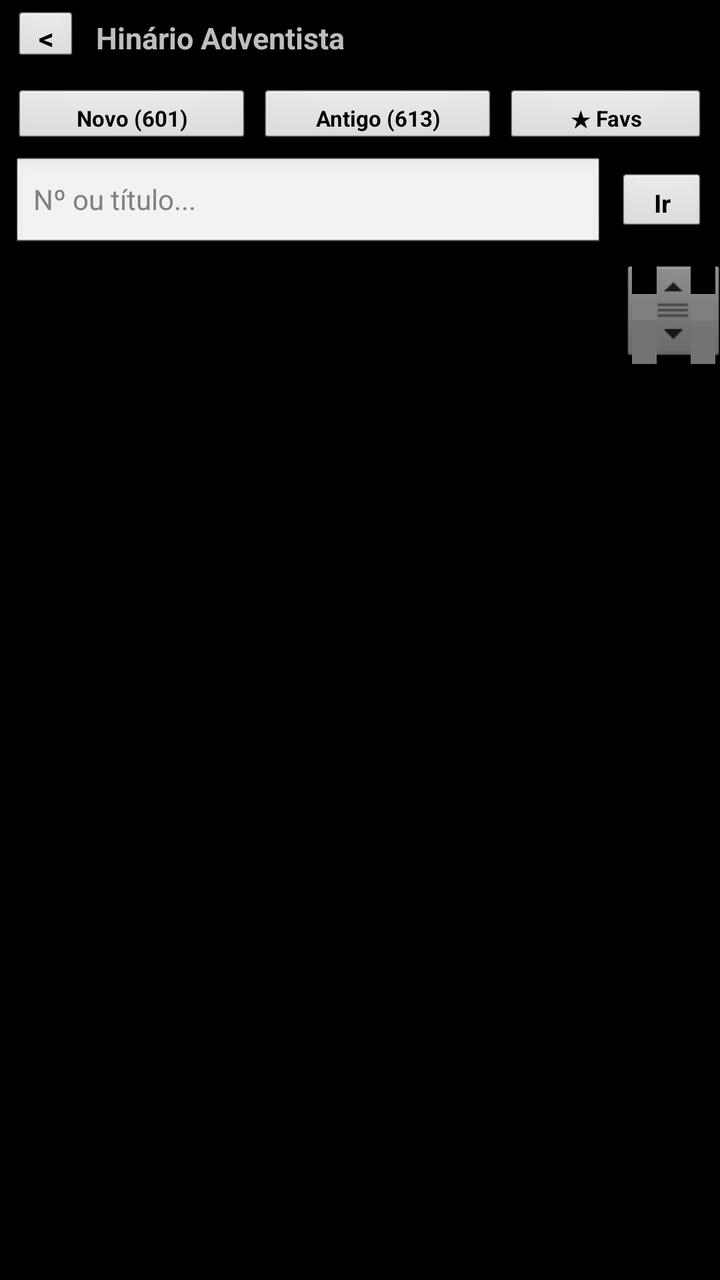
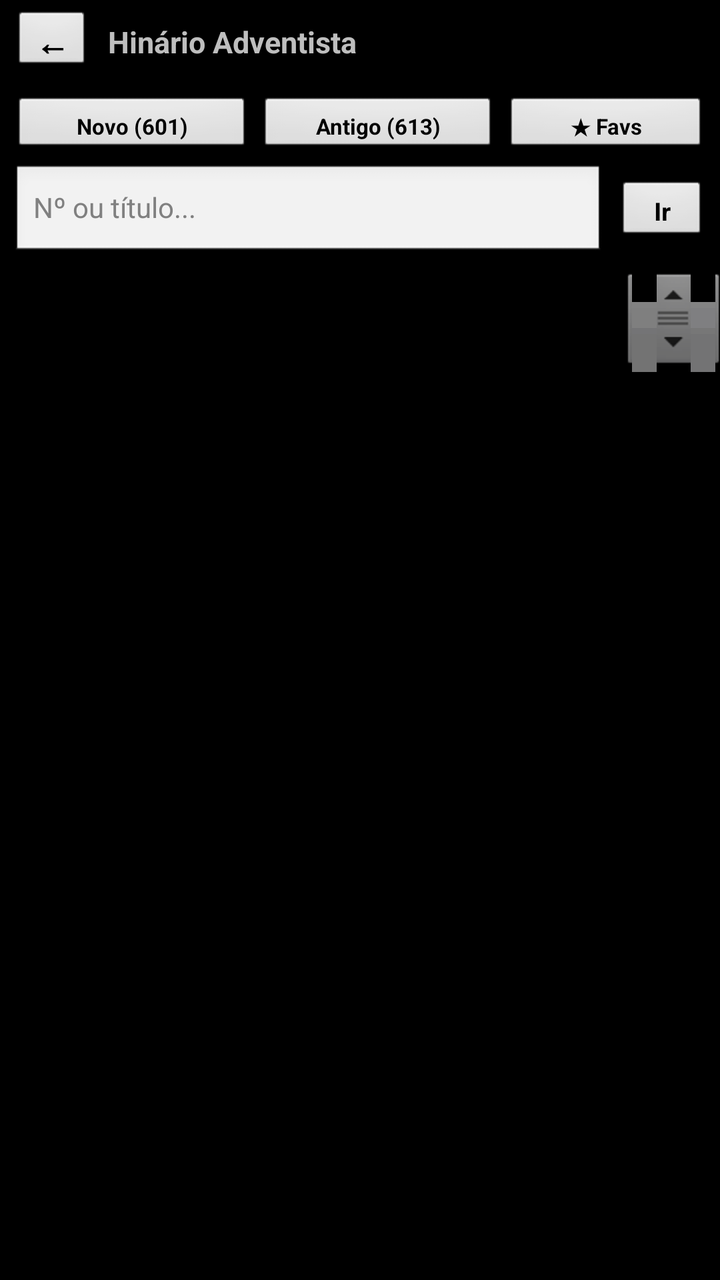

Compare the two renders of this Android layout. The source of the first and the diff that turns it into the second are given below.
<!-- AndroidManifest.xml: application theme android:Theme.Black.NoTitleBar -->
<!-- res/layout/activity_hymnal.xml -->
<?xml version="1.0" encoding="utf-8"?>
<LinearLayout xmlns:android="http://schemas.android.com/apk/res/android"
    android:id="@+id/rootHymnal"
    android:layout_width="fill_parent"
    android:layout_height="fill_parent"
    android:orientation="vertical">

    <LinearLayout
        android:id="@+id/topBar"
        android:layout_width="fill_parent"
        android:layout_height="38dp"
        android:gravity="center_vertical"
        android:orientation="horizontal"
        android:paddingLeft="6dp"
        android:paddingRight="6dp">

        <Button
            android:id="@+id/btnBack"
            android:layout_width="34dp"
            android:layout_height="28dp"
            android:padding="0dp"
            android:text="@string/btn_back"
            android:textSize="15sp"
            android:textStyle="bold" />

        <TextView
            android:id="@+id/txtTopTitle"
            android:layout_width="0dp"
            android:layout_height="wrap_content"
            android:layout_marginLeft="8dp"
            android:layout_weight="1"
            android:ellipsize="end"
            android:singleLine="true"
            android:text="@string/title_hymnal"
            android:textSize="15sp"
            android:textStyle="bold" />
    </LinearLayout>

    <View
        android:id="@+id/topDivider"
        android:layout_width="fill_parent"
        android:layout_height="1dp" />

    <LinearLayout
        android:layout_width="fill_parent"
        android:layout_height="wrap_content"
        android:orientation="horizontal"
        android:paddingLeft="6dp"
        android:paddingTop="5dp"
        android:paddingRight="6dp"
        android:paddingBottom="2dp">

        <Button
            android:id="@+id/btnTabNew"
            android:layout_width="0dp"
            android:layout_height="30dp"
            android:layout_marginRight="3dp"
            android:layout_weight="1"
            android:padding="0dp"
            android:text="@string/tab_hymn_new"
            android:textSize="11sp"
            android:textStyle="bold" />

        <Button
            android:id="@+id/btnTabOld"
            android:layout_width="0dp"
            android:layout_height="30dp"
            android:layout_marginRight="3dp"
            android:layout_weight="1"
            android:padding="0dp"
            android:text="@string/tab_hymn_old"
            android:textSize="11sp"
            android:textStyle="bold" />

        <Button
            android:id="@+id/btnTabFavs"
            android:layout_width="0dp"
            android:layout_height="30dp"
            android:layout_weight="0.85"
            android:padding="0dp"
            android:text="@string/tab_hymn_favs"
            android:textSize="11sp"
            android:textStyle="bold" />
    </LinearLayout>

    <LinearLayout
        android:layout_width="fill_parent"
        android:layout_height="wrap_content"
        android:gravity="center_vertical"
        android:orientation="horizontal"
        android:paddingLeft="6dp"
        android:paddingTop="2dp"
        android:paddingRight="6dp"
        android:paddingBottom="4dp">

        <EditText
            android:id="@+id/editHymnSearch"
            android:layout_width="0dp"
            android:layout_height="wrap_content"
            android:layout_weight="1"
            android:hint="@string/hint_hymn_search"
            android:imeOptions="actionGo"
            android:inputType="text"
            android:singleLine="true"
            android:textSize="14sp" />

        <Button
            android:id="@+id/btnGoHymn"
            android:layout_width="wrap_content"
            android:layout_height="32dp"
            android:layout_marginLeft="6dp"
            android:minWidth="46dp"
            android:paddingLeft="8dp"
            android:paddingRight="8dp"
            android:text="@string/btn_go"
            android:textSize="13sp"
            android:textStyle="bold" />
    </LinearLayout>

    <TextView
        android:id="@+id/txtEmptyHymns"
        android:layout_width="fill_parent"
        android:layout_height="wrap_content"
        android:gravity="center"
        android:padding="20dp"
        android:text="@string/no_favorites"
        android:textSize="14sp"
        android:visibility="gone" />

    <ListView
        android:id="@+id/listHymns"
        android:layout_width="fill_parent"
        android:layout_height="0dp"
        android:layout_weight="1"
        android:fastScrollEnabled="true" />

</LinearLayout>
<!-- resources referenced by this layout -->
<resources>
  <string name="btn_back">&lt;</string>
  <string name="btn_go">Ir</string>
  <string name="hint_hymn_search">Nº ou título...</string>
  <string name="no_favorites">Nenhum hino favorito ainda. Toque em ☆ ao ler um hino.</string>
  <string name="tab_hymn_favs">★ Favs</string>
  <string name="tab_hymn_new">Novo (601)</string>
  <string name="tab_hymn_old">Antigo (613)</string>
  <string name="title_hymnal">Hinário Adventista</string>
</resources>

<!-- the commit's change to res/layout/activity_hymnal.xml (unified diff, before → after) -->
@@ -8,7 +8,7 @@
     <LinearLayout
         android:id="@+id/topBar"
         android:layout_width="fill_parent"
-        android:layout_height="38dp"
+        android:layout_height="42dp"
         android:gravity="center_vertical"
         android:orientation="horizontal"
         android:paddingLeft="6dp"
@@ -16,11 +16,11 @@
 
         <Button
             android:id="@+id/btnBack"
-            android:layout_width="34dp"
-            android:layout_height="28dp"
+            android:layout_width="40dp"
+            android:layout_height="32dp"
             android:padding="0dp"
             android:text="@string/btn_back"
-            android:textSize="15sp"
+            android:textSize="17sp"
             android:textStyle="bold" />
 
         <TextView
<!-- resource entries referenced after the edit -->
@@ -1,6 +1,6 @@
 <!-- resources referenced by this layout -->
 <resources>
-  <string name="btn_back">&lt;</string>
+  <string name="btn_back">←</string>
   <string name="btn_go">Ir</string>
   <string name="hint_hymn_search">Nº ou título...</string>
   <string name="no_favorites">Nenhum hino favorito ainda. Toque em ☆ ao ler um hino.</string>
